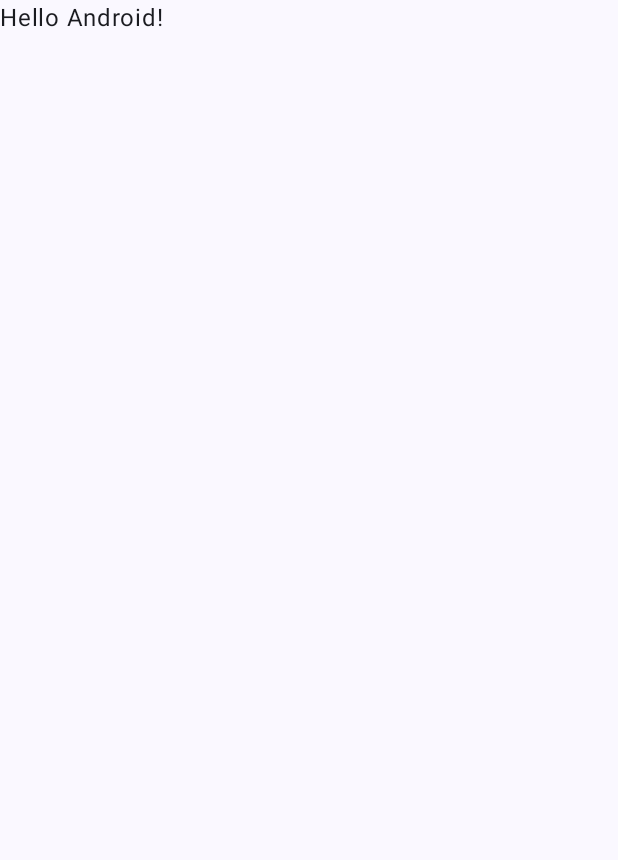
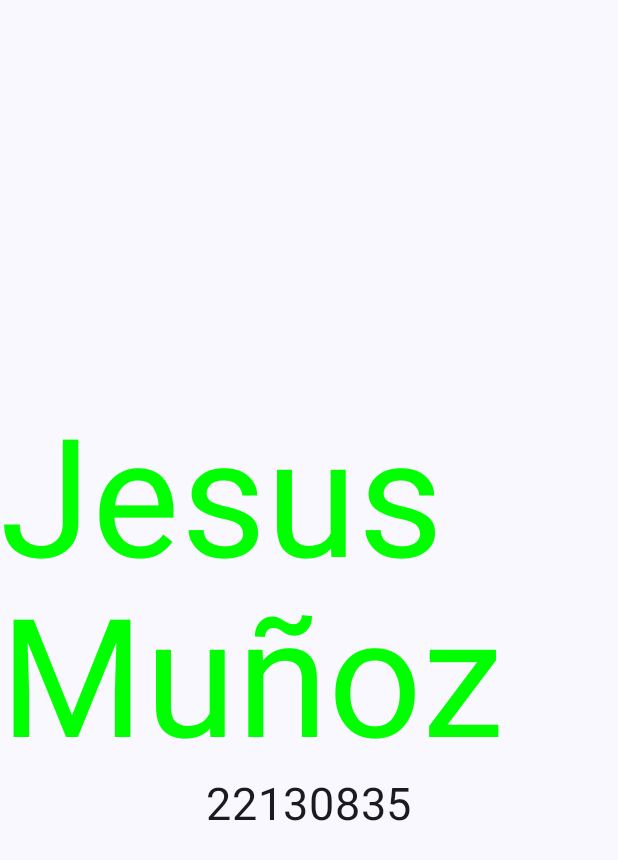
Before and after one commit to jefemusa04/nombreyNoControl, an Android app built with Jetpack Compose: the screen it shows after launch (MainActivity), on a phone screen of 412 x 824 dp. Before the commit the part shown is almost empty. Shown: the top 860 px of the screen. Run offline under Robolectric (Android 15) with nearby library versions, the phone set to English and light mode, and no system bars.

Commit message:
Se agrego nombre y numero de control centrados

```diff
--- a/app/src/main/java/com/example/nombreynocontrol/MainActivity.kt
+++ b/app/src/main/java/com/example/nombreynocontrol/MainActivity.kt
@@ -4,13 +4,19 @@ import android.os.Bundle
 import androidx.activity.ComponentActivity
 import androidx.activity.compose.setContent
 import androidx.activity.enableEdgeToEdge
+import androidx.compose.foundation.layout.Arrangement
+import androidx.compose.foundation.layout.Column
 import androidx.compose.foundation.layout.fillMaxSize
 import androidx.compose.foundation.layout.padding
+import androidx.compose.material3.MaterialTheme
 import androidx.compose.material3.Scaffold
+import androidx.compose.material3.Surface
 import androidx.compose.material3.Text
 import androidx.compose.runtime.Composable
+import androidx.compose.ui.Alignment
 import androidx.compose.ui.Modifier
 import androidx.compose.ui.tooling.preview.Preview
+import androidx.compose.ui.unit.sp
 import com.example.nombreynocontrol.ui.theme.NombreyNoControlTheme
 
 class MainActivity : ComponentActivity() {
@@ -19,11 +25,22 @@ class MainActivity : ComponentActivity() {
         enableEdgeToEdge()
         setContent {
             NombreyNoControlTheme {
-                Scaffold( modifier = Modifier.fillMaxSize() ) { innerPadding ->
-                    Greeting(
-                        name = "Android",
-                        modifier = Modifier.padding(innerPadding)
-                    )
+                Scaffold(modifier = Modifier.fillMaxSize()) { innerPadding ->
+//                    Greeting(
+//                        name = "Android", clase = "Desarrollo android",
+//                        modifier = Modifier.padding(innerPadding)
+
+//                    )
+                    Surface (
+                        modifier = Modifier.fillMaxSize().padding(innerPadding),
+                        color = MaterialTheme.colorScheme.background
+                    ) {
+                        GreetingText(
+                            message = "Jesus Muñoz",
+                            from = "22130835",
+                            modifier = Modifier.padding()
+                        )
+                    }
                 }
             }
         }
@@ -31,17 +48,59 @@ class MainActivity : ComponentActivity() {
 }
 
 @Composable
-fun Greeting(name: String, modifier: Modifier = Modifier) {
-    Text(
-        text = "Hello $name!",
-        modifier = modifier
-    )
+fun Greeting(name: String, clase:String, modifier: Modifier = Modifier) {
+    Column {
+        Text(
+            text = "Hello $name!",
+            modifier = modifier,
+            fontSize = 50.sp
+        )
+        Text(
+            text = "Jose Luis",
+            fontSize = 30.sp
+        )
+
+        Text(
+            text = "Descripcion de Android",
+            fontSize = 30.sp
+        )
+
+        Text(
+            text = "$clase",
+            fontSize = 30.sp
+        )
+    }
+    Column {
+        Text(text = "Hola Mundo")
+        Text(text = "Expresion en Content")
+
+    }
 }
 
 @Preview(showBackground = true)
 @Composable
 fun GreetingPreview() {
     NombreyNoControlTheme {
-        Greeting("Android")
+        Greeting("Android", "Desarrollo android")
     }
 }
+
+@Composable
+fun GreetingText(message: String, from:String, modifier: Modifier){
+    Column(
+        verticalArrangement = Arrangement.Center,
+        horizontalAlignment = Alignment.CenterHorizontally,
+        modifier = Modifier.fillMaxSize()
+    ) {
+        Text(
+            text = message,
+            fontSize = 110.sp,
+            lineHeight = 120.sp,
+            color = androidx.compose.ui.graphics.Color.Green
+        )
+        Text(
+            text = from,
+            fontSize = 30.sp
+        )
+    }
+}
```
